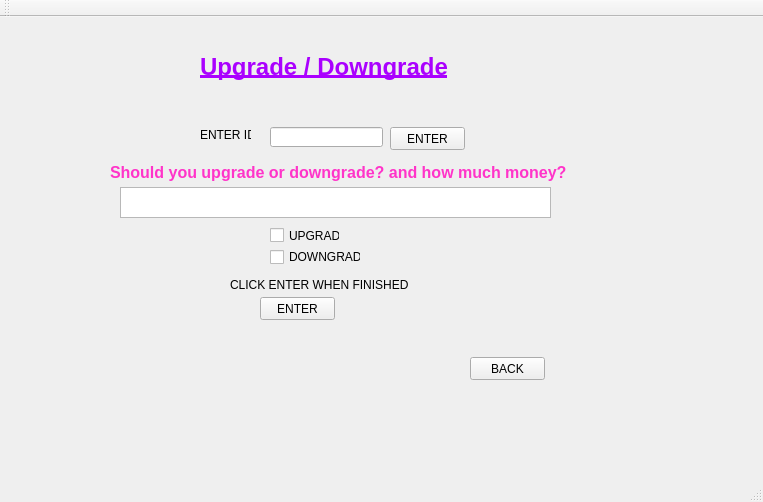
First picture: the form in Forms/mainwindow.ui, repository TheSoullessOne/Group-Project-1, before the edit.
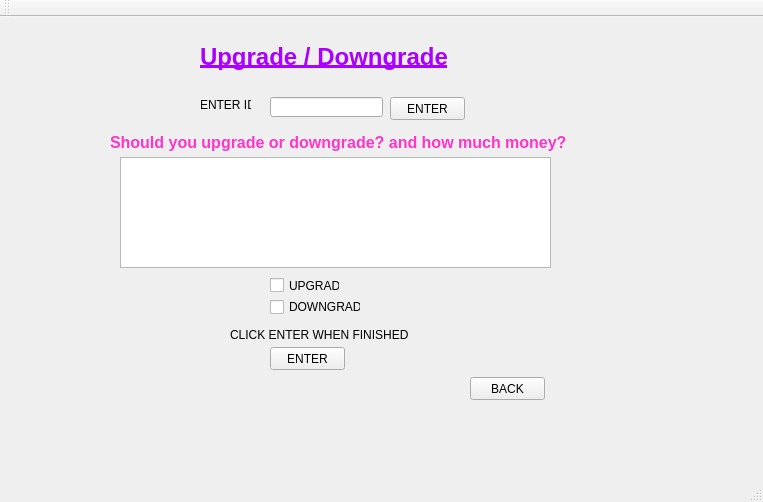
Second picture: the form after the edit. The open tabs and pages were chosen to show the change.

The edit to the form file:
```diff
--- a/Forms/mainwindow.ui
+++ b/Forms/mainwindow.ui
@@ -18,7 +18,7 @@
     <property name="geometry">
      <rect>
       <x>10</x>
-      <y>10</y>
+      <y>0</y>
       <width>731</width>
       <height>441</height>
      </rect>
@@ -661,7 +661,7 @@
       <property name="geometry">
        <rect>
         <x>460</x>
-        <y>330</y>
+        <y>360</y>
         <width>75</width>
         <height>23</height>
        </rect>
@@ -687,7 +687,7 @@
       <property name="geometry">
        <rect>
         <x>260</x>
-        <y>100</y>
+        <y>80</y>
         <width>113</width>
         <height>20</height>
        </rect>
@@ -697,7 +697,7 @@
       <property name="geometry">
        <rect>
         <x>190</x>
-        <y>100</y>
+        <y>80</y>
         <width>51</width>
         <height>16</height>
        </rect>
@@ -710,9 +710,9 @@
       <property name="geometry">
        <rect>
         <x>110</x>
-        <y>160</y>
+        <y>140</y>
         <width>431</width>
-        <height>31</height>
+        <height>111</height>
        </rect>
       </property>
      </widget>
@@ -720,7 +720,7 @@
       <property name="geometry">
        <rect>
         <x>100</x>
-        <y>130</y>
+        <y>110</y>
         <width>471</width>
         <height>31</height>
        </rect>
@@ -733,7 +733,7 @@
       <property name="geometry">
        <rect>
         <x>260</x>
-        <y>200</y>
+        <y>260</y>
         <width>70</width>
         <height>17</height>
        </rect>
@@ -746,7 +746,7 @@
       <property name="geometry">
        <rect>
         <x>260</x>
-        <y>220</y>
+        <y>280</y>
         <width>91</width>
         <height>20</height>
        </rect>
@@ -759,7 +759,7 @@
       <property name="geometry">
        <rect>
         <x>380</x>
-        <y>100</y>
+        <y>80</y>
         <width>75</width>
         <height>23</height>
        </rect>
@@ -772,7 +772,7 @@
       <property name="geometry">
        <rect>
         <x>220</x>
-        <y>250</y>
+        <y>310</y>
         <width>181</width>
         <height>16</height>
        </rect>
@@ -784,8 +784,8 @@
      <widget class="QPushButton" name="upgrade_downgrade_button">
       <property name="geometry">
        <rect>
-        <x>250</x>
-        <y>270</y>
+        <x>260</x>
+        <y>330</y>
         <width>75</width>
         <height>23</height>
        </rect>
```
Left out of the diff: 2 changed lines with no effect on the pictures.
